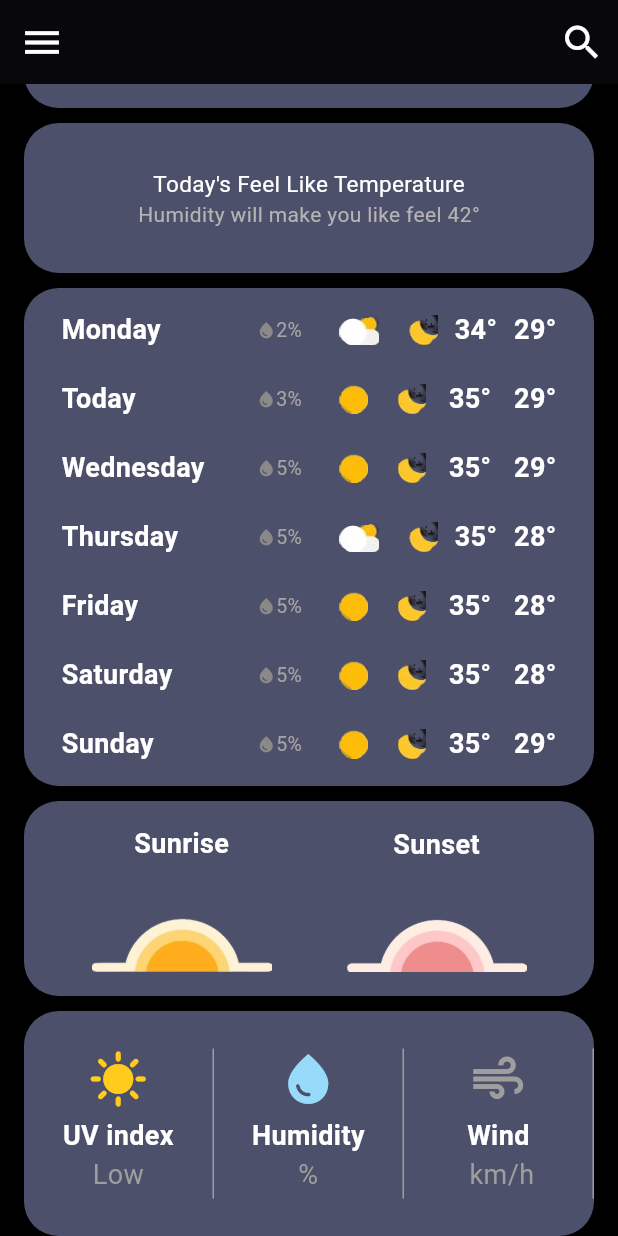
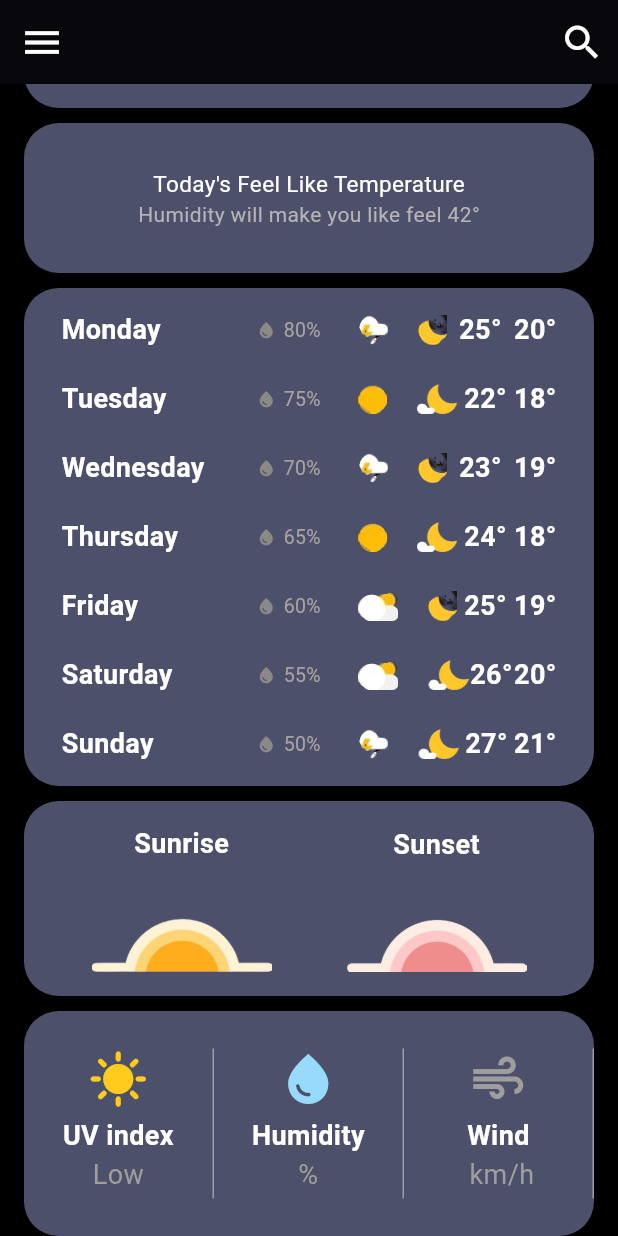
Before and after one commit to NomanShariq/Weather-App, a Flutter app: the screen it shows after launch, scrolled down 464 dp, on a phone screen of 412 x 824 dp. Run offline on Flutter 3.47's test engine with Material 2 defaults, Android fonts, the phone set to English and light mode, and no system bars; drawn by our look-alikes of carousel_slider; network calls fail.

Commit message:
just integrete the latest weather api

```diff
--- a/lib/screens/home_screen.dart
+++ b/lib/screens/home_screen.dart
@@ -25,6 +25,66 @@ class _HomeScreenState extends State<HomeScreen> {
   String _sunset = '';
   String _humidity = '';
   String _windSpeed = '';
+
+  final List<Map<String, String>> weatherData = [
+    {
+      'day': 'Monday',
+      'humidity': '80%',
+      'moonImagePath': 'assets/images/thunderrain.png',
+      'crescentMoonImagePath': 'assets/images/cresentmoon.png',
+      'currentTemperature': '25°',
+      'lowTemperature': '20°',
+    },
+    {
+      'day': 'Tuesday',
+      'humidity': '75%',
+      'moonImagePath': 'assets/images/sun.png',
+      'crescentMoonImagePath': 'assets/images/Icon.png',
+      'currentTemperature': '22°',
+      'lowTemperature': '18°',
+    },
+    {
+      'day': 'Wednesday',
+      'humidity': '70%',
+      'moonImagePath': 'assets/images/thunderrain.png',
+      'crescentMoonImagePath': 'assets/images/cresentmoon.png',
+      'currentTemperature': '23°',
+      'lowTemperature': '19°',
+    },
+    {
+      'day': 'Thursday',
+      'humidity': '65%',
+      'moonImagePath': 'assets/images/sun.png',
+      'crescentMoonImagePath': 'assets/images/Icon.png',
+      'currentTemperature': '24°',
+      'lowTemperature': '18°',
+    },
+    {
+      'day': 'Friday',
+      'humidity': '60%',
+      'moonImagePath': 'assets/images/moonandcloud.png',
+      'crescentMoonImagePath': 'assets/images/cresentmoon.png',
+      'currentTemperature': '25°',
+      'lowTemperature': '19°',
+    },
+    {
+      'day': 'Saturday',
+      'humidity': '55%',
+      'moonImagePath': 'assets/images/moonandcloud.png',
+      'crescentMoonImagePath': 'assets/images/Icon.png',
+      'currentTemperature': '26°',
+      'lowTemperature': '20°',
+    },
+    {
+      'day': 'Sunday',
+      'humidity': '50%',
+      'moonImagePath': 'assets/images/thunderrain.png',
+      'crescentMoonImagePath': 'assets/images/Icon.png',
+      'currentTemperature': '27°',
+      'lowTemperature': '21°',
+    },
+  ];
+
   @override
   void initState() {
     super.initState();
@@ -380,73 +440,24 @@ class _HomeScreenState extends State<HomeScreen> {
                         Radius.circular(23),
                       ),
                     ),
-                    child: const Padding(
+                    child: Padding(
                       padding:
                           EdgeInsets.symmetric(horizontal: 25, vertical: 5),
-                      child: Column(children: [
-                        WeatherDayItem(
-                            day: 'Monday',
-                            humidity: '2%',
-                            moonImagePath: 'assets/images/moonandcloud.png',
+                      child: ListView.builder(
+                        itemCount: weatherData.length,
+                        itemBuilder: (context, index) {
+                          final data = weatherData[index];
+                          return WeatherDayItem(
+                            day: data['day']!,
+                            humidity: data['humidity']!,
+                            moonImagePath: data['moonImagePath']!,
                             crescentMoonImagePath:
-                                'assets/images/cresentmoon.png',
-                            currentTemperature: '34°',
-                            lowTemperature: '29°'),
-                        WeatherDayItem(
-                          day: 'Today',
-                          humidity: '3%',
-                          moonImagePath: 'assets/images/sun.png',
-                          crescentMoonImagePath:
-                              'assets/images/cresentmoon.png',
-                          currentTemperature: '35°',
-                          lowTemperature: '29°',
-                        ),
-                        WeatherDayItem(
-                          day: 'Wednesday',
-                          humidity: '5%',
-                          moonImagePath: 'assets/images/sun.png',
-                          crescentMoonImagePath:
-                              'assets/images/cresentmoon.png',
-                          currentTemperature: '35°',
-                          lowTemperature: '29°',
-                        ),
-                        WeatherDayItem(
-                          day: 'Thursday',
-                          humidity: '5%',
-                          moonImagePath: 'assets/images/moonandcloud.png',
-                          crescentMoonImagePath:
-                              'assets/images/cresentmoon.png',
-                          currentTemperature: '35°',
-                          lowTemperature: '28°',
-                        ),
-                        WeatherDayItem(
-                          day: 'Friday',
-                          humidity: '5%',
-                          moonImagePath: 'assets/images/sun.png',
-                          crescentMoonImagePath:
-                              'assets/images/cresentmoon.png',
-                          currentTemperature: '35°',
-                          lowTemperature: '28°',
-                        ),
-                        WeatherDayItem(
-                          day: 'Saturday',
-                          humidity: '5%',
-                          moonImagePath: 'assets/images/sun.png',
-                          crescentMoonImagePath:
-                              'assets/images/cresentmoon.png',
-                          currentTemperature: '35°',
-                          lowTemperature: '28°',
-                        ),
-                        WeatherDayItem(
-                          day: 'Sunday',
-                          humidity: '5%',
-                          moonImagePath: 'assets/images/sun.png',
-                          crescentMoonImagePath:
-                              'assets/images/cresentmoon.png',
-                          currentTemperature: '35°',
-                          lowTemperature: '29°',
-                        ),
-                      ]),
+                                data['crescentMoonImagePath']!,
+                            currentTemperature: data['currentTemperature']!,
+                            lowTemperature: data['lowTemperature']!,
+                          );
+                        },
+                      ),
                     ),
                   ),
                   const SizedBox(height: 10),
@@ -575,99 +586,3 @@ class _HomeScreenState extends State<HomeScreen> {
     );
   }
 }
-
-//   String _convertTimestampToTime(int timestamp) {
-//     var dateTime = DateTime.fromMillisecondsSinceEpoch(timestamp * 1000);
-//     var timeFormat = DateFormat.jm();
-//     return timeFormat.format(dateTime);
-//   }
-
-//   String _getDayOfWeek(int timestamp) {
-//     var dateTime = DateTime.fromMillisecondsSinceEpoch(timestamp * 1000);
-//     var dayFormat = DateFormat('EEEE');
-//     return dayFormat.format(dateTime);
-//   }
-
-//   String _getWeatherIcon(int weatherId) {
-//     if (weatherId >= 200 && weatherId <= 232) {
-//       return 'assets/images/moon.png';
-//     } else if (weatherId >= 300 && weatherId <= 321) {
-//       return 'assets/images/moon.png';
-//     } else if (weatherId >= 500 && weatherId <= 531) {
-//       return 'assets/images/moon.png';
-//     } else if (weatherId >= 600 && weatherId <= 622) {
-//       return 'assets/images/moon.png';
-//     } else if (weatherId >= 701 && weatherId <= 781) {
-//       return 'assets/images/mist.png';
-//     } else if (weatherId == 800) {
-//       return 'assets/images/moon.png';
-//     } else if (weatherId >= 801 && weatherId <= 804) {
-//       return 'assets/images/moon.png';
-//     } else {
-//       return 'assets/images/moon.png';
-//     }
-//   }
-
-//             Padding(
-//               padding: const EdgeInsets.symmetric(vertical: 16),
-//               child: CarouselSlider(
-//                 options: CarouselOptions(
-//                   height: 120,
-//                   enlargeCenterPage: true,
-//                   enableInfiniteScroll: false,
-//                 ),
-//                 items: [
-//                   WeatherTimelineItem(
-//                     day: _getDayOfWeek(
-//                         DateTime.now().millisecondsSinceEpoch ~/ 1000),
-//                     iconPath: _getWeatherIcon(800),
-//                     temperature: '25°C',
-//                   ),
-//                   WeatherTimelineItem(
-//                     day: _getDayOfWeek(DateTime.now()
-//                             .add(const Duration(days: 1))
-//                             .millisecondsSinceEpoch ~/
-//                         1000),
-//                     iconPath: _getWeatherIcon(801),
-//                     temperature: '22°C',
-//                   ),
-//                   WeatherTimelineItem(
-//                     day: _getDayOfWeek(DateTime.now()
-//                             .add(const Duration(days: 2))
-//                             .millisecondsSinceEpoch ~/
-//                         1000),
-//                     iconPath: _getWeatherIcon(500),
-//                     temperature: '18°C',
-//                   ),
-//                   WeatherTimelineItem(
-//                     day: _getDayOfWeek(DateTime.now()
-//                             .add(const Duration(days: 3))
-//                             .millisecondsSinceEpoch ~/
-//                         1000),
-//                     iconPath: _getWeatherIcon(802),
-//                     temperature: '20°C',
-//                   ),
-//                 ],
-//               ),
-//             ),
-//             ListView.builder(
-//               shrinkWrap: true,
-//               physics: const NeverScrollableScrollPhysics(),
-//               itemCount: 5,
-//               itemBuilder: (context, index) {
-//                 return WeatherDayItem(
-//                   day: _getDayOfWeek(DateTime.now()
-//                           .add(Duration(days: index + 1))
-//                           .millisecondsSinceEpoch ~/
-//                       1000),
-//                   iconPath: _getWeatherIcon(802),
-//                   temperature: '20°C',
-//                 );
-//               },
-//             ),
-//
-//         ),
-//       ),
-//     );
-//   }
-// }
--- a/lib/widgets/weather_day_item.dart
+++ b/lib/widgets/weather_day_item.dart
@@ -10,11 +10,11 @@ class WeatherDayItem extends StatelessWidget {
 
   const WeatherDayItem({
     required this.day,
-    required this.humidity,
-    required this.moonImagePath,
-    required this.crescentMoonImagePath,
-    required this.currentTemperature,
-    required this.lowTemperature,
+    this.humidity = '',
+    this.moonImagePath = '',
+    this.crescentMoonImagePath = '',
+    this.currentTemperature = '',
+    this.lowTemperature = '',
   });
 
   @override
@@ -46,6 +46,9 @@ class WeatherDayItem extends StatelessWidget {
                       Icons.water_drop,
                       color: Color.fromARGB(255, 139, 136, 136),
                       size: 13,
+                    ),
+                    SizedBox(
+                      width: 5,
                     ),
                     Text(
                       humidity,
@@ -96,49 +99,3 @@ class WeatherDayItem extends StatelessWidget {
     );
   }
 }
-// import 'package:flutter/material.dart';
-
-// class WeatherDayItem extends StatelessWidget {
-//   final String day;
-//   final String iconPath;
-//   final String temperature;
-
-//   const WeatherDayItem({
-//     required this.day,
-//     required this.iconPath,
-//     required this.temperature,
-//   });
-
-//   @override
-//   Widget build(BuildContext context) {
-//     return Container(
-//       padding: EdgeInsets.symmetric(horizontal: 16, vertical: 8),
-//       decoration: BoxDecoration(
-//         border: Border.all(color: Colors.grey),
-//       ),
-//       child: Row(
-//         mainAxisAlignment: MainAxisAlignment.spaceBetween,
-//         children: [
-//           Text(
-//             day,
-//             style: TextStyle(fontSize: 18),
-//           ),
-//           Row(
-//             children: [
-//               Image.asset(
-//                 iconPath,
-//                 width: 24,
-//                 height: 24,
-//               ),
-//               SizedBox(width: 8),
-//               Text(
-//                 temperature,
-//                 style: TextStyle(fontSize: 18),
-//               ),
-//             ],
-//           ),
-//         ],
-//       ),
-//     );
-//   }
-// }
--- /dev/null
+++ b/lib/widgets/weather_forecast.dart
@@ -0,0 +1,28 @@
+class WeatherDay {
+  final String day;
+  final String humidity;
+  final String moonImagePath;
+  final String crescentMoonImagePath;
+  final String currentTemperature;
+  final String lowTemperature;
+
+  WeatherDay({
+    required this.day,
+    required this.humidity,
+    required this.moonImagePath,
+    required this.crescentMoonImagePath,
+    required this.currentTemperature,
+    required this.lowTemperature,
+  });
+
+  factory WeatherDay.fromJson(Map<String, dynamic> json) {
+    return WeatherDay(
+      day: json['day'] ?? '',
+      humidity: json['humidity'] ?? '',
+      moonImagePath: json['moonImagePath'] ?? '',
+      crescentMoonImagePath: json['crescentMoonImagePath'] ?? '',
+      currentTemperature: json['currentTemperature'] ?? '',
+      lowTemperature: json['lowTemperature'] ?? '',
+    );
+  }
+}
```
Also changed, not shown: assets/images/cloud.png (added), assets/images/cresentmoonandcloud.jpg (deleted), assets/images/thunderrain.jpg (added), assets/images/thunderrain.png (added), assets/images/wind.jpg (added).
